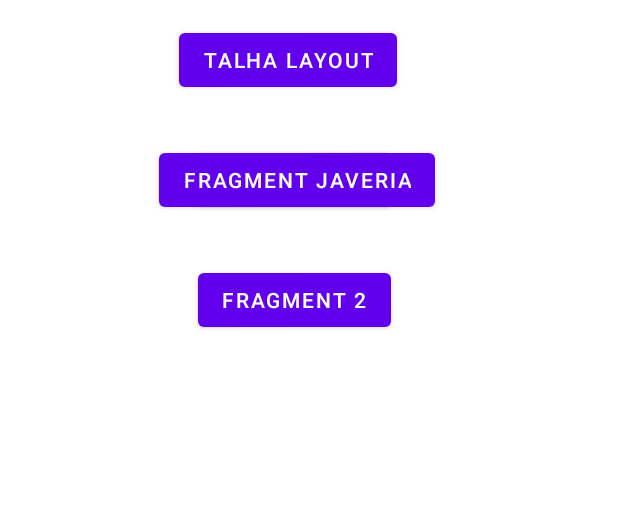
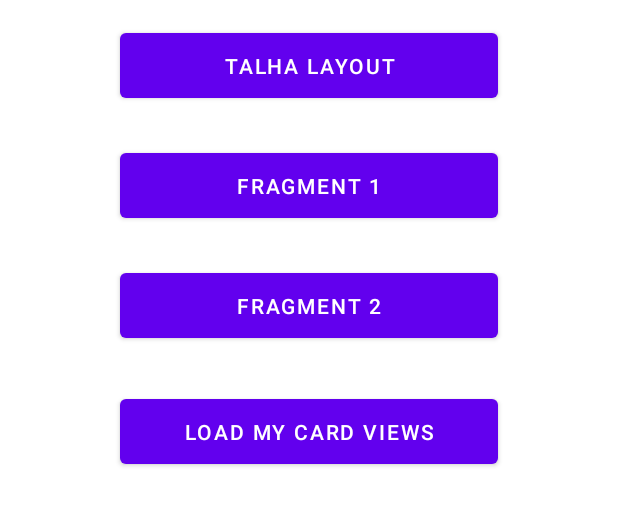
Before and after one commit to Progambler227788/Library, an Android app: the layout activity_main.xml on its own in the app's theme, with its tools: preview values and no code run, on a phone screen of 412 x 824 dp. Shown: the top 506 px of the screen. Run offline under Robolectric (Android 15) with nearby library versions, the phone set to English and light mode, and no system bars.

Commit message:
Update activity_main.xml

```diff
--- a/app/src/main/java/com/example/fragmentslearn/MainActivity.kt
+++ b/app/src/main/java/com/example/fragmentslearn/MainActivity.kt
@@ -24,6 +24,9 @@ class MainActivity : AppCompatActivity() {
         }
         binding.talha.setOnClickListener {
             startActivity(Intent(this,Layouts::class.java))
+        }
+        binding.loadCards.setOnClickListener {
+            startActivity(Intent(this,CardViewer::class.java))
         }
 
 
--- a/app/src/main/res/layout/activity_main.xml
+++ b/app/src/main/res/layout/activity_main.xml
@@ -9,29 +9,39 @@
 
     <Button
         android:id="@+id/button"
-        android:layout_width="wrap_content"
+        android:layout_width="0dp"
         android:layout_height="wrap_content"
+        android:layout_marginLeft="80dp"
         android:layout_marginTop="96dp"
+        android:layout_marginRight="80dp"
+        android:padding="12dp"
         android:text="Fragment 1"
         app:layout_constraintEnd_toEndOf="parent"
         app:layout_constraintHorizontal_bias="0.466"
         app:layout_constraintStart_toStartOf="parent"
         app:layout_constraintTop_toTopOf="parent" />
- <Button
-        android:id="@+id/buttonjav"
-        android:layout_width="wrap_content"
+
+    <Button
+        android:id="@+id/loadCards"
+        android:layout_width="0dp"
         android:layout_height="wrap_content"
-        android:layout_marginTop="96dp"
-        android:text="Fragment Javeria"
+        android:layout_marginLeft="80dp"
+        android:layout_marginTop="260dp"
+        android:layout_marginRight="80dp"
+        android:padding="12dp"
+        android:text="Load my card views"
         app:layout_constraintEnd_toEndOf="parent"
-        app:layout_constraintHorizontal_bias="0.466"
         app:layout_constraintStart_toStartOf="parent"
         app:layout_constraintTop_toTopOf="parent" />
+
     <Button
         android:id="@+id/button4"
-        android:layout_width="wrap_content"
+        android:layout_width="0dp"
         android:layout_height="wrap_content"
+        android:layout_marginLeft="80dp"
         android:layout_marginTop="176dp"
+        android:layout_marginRight="80dp"
+        android:padding="12dp"
         android:text="Fragment 2"
         app:layout_constraintEnd_toEndOf="parent"
         app:layout_constraintHorizontal_bias="0.466"
@@ -39,21 +49,26 @@
         app:layout_constraintTop_toTopOf="parent" />
 
     <LinearLayout
-        android:layout_width="120dp"
-        android:layout_height="190dp"
+        android:id="@+id/fragment_container"
+        android:layout_width="wrap_content"
+        android:layout_height="0dp"
+        android:layout_margin="40dp"
         android:gravity="center"
-        android:id="@+id/fragment_container"
         android:orientation="horizontal"
         app:layout_constraintBottom_toBottomOf="parent"
         app:layout_constraintEnd_toEndOf="parent"
+        app:layout_constraintHorizontal_bias="0.498"
         app:layout_constraintStart_toStartOf="parent"
-        app:layout_constraintTop_toTopOf="parent"></LinearLayout>
+        app:layout_constraintTop_toBottomOf="@+id/loadCards"></LinearLayout>
 
     <Button
         android:id="@+id/talha"
-        android:layout_width="wrap_content"
+        android:layout_width="0dp"
         android:layout_height="wrap_content"
+        android:layout_marginLeft="80dp"
         android:layout_marginTop="16dp"
+        android:layout_marginRight="80dp"
+        android:padding="12dp"
         android:text="Talha Layout"
         app:layout_constraintEnd_toEndOf="parent"
         app:layout_constraintHorizontal_bias="0.448"
--- /dev/null
+++ b/app/src/main/res/values/dimen.xml
@@ -0,0 +1,5 @@
+<?xml version="1.0" encoding="utf-8"?>
+<resources>
+    <dimen name="card_corner_radius">16dp</dimen>
+    <dimen name="card_margin">10dp</dimen>
+</resources>
```
Also changed, not shown: app/src/main/java/com/example/fragmentslearn/CardViewer.kt (+5 -2 lines), app/src/main/res/layout/activity_card_viewer.xml (+39 -0 lines), app/src/main/res/layout/card1.xml (added, +50 -0 lines), app/src/main/res/layout/card2.xml (added, +50 -0 lines), app/src/main/res/layout/card3.xml (added, +50 -0 lines), app/src/main/res/drawable-mdpi/paint_icon_2.png (added), app/src/main/res/drawable-mdpi/shopping_cart.png (added), app/src/main/res/drawable-mdpi/wall_decorations.jpg (added), 4 other files.
